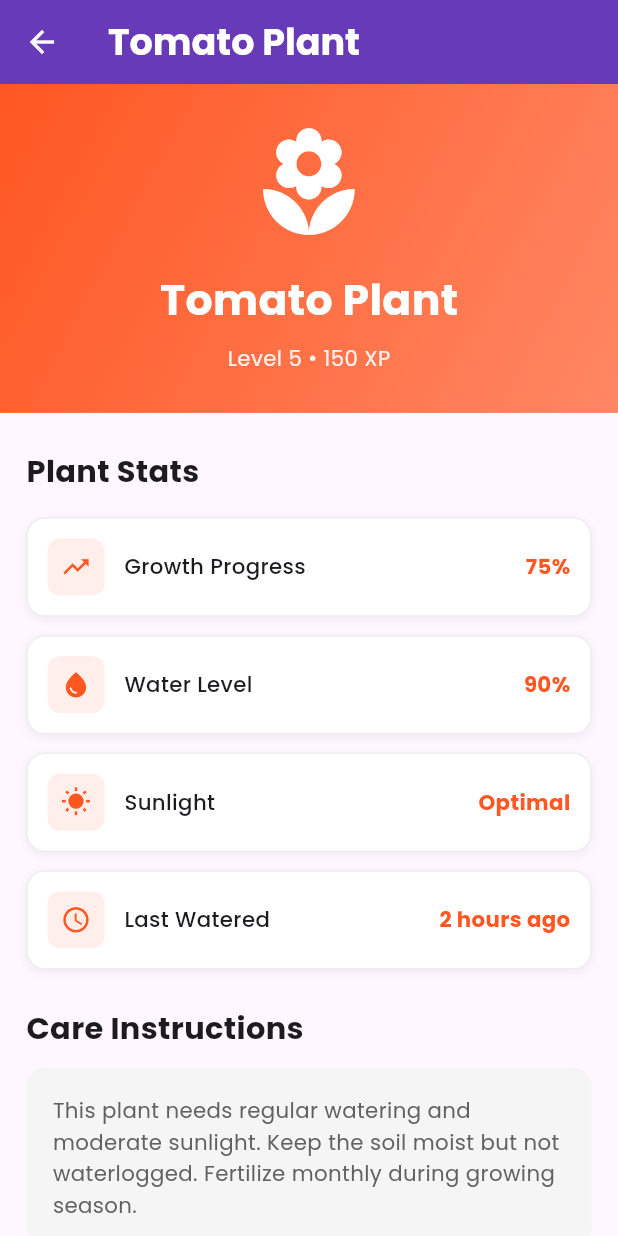
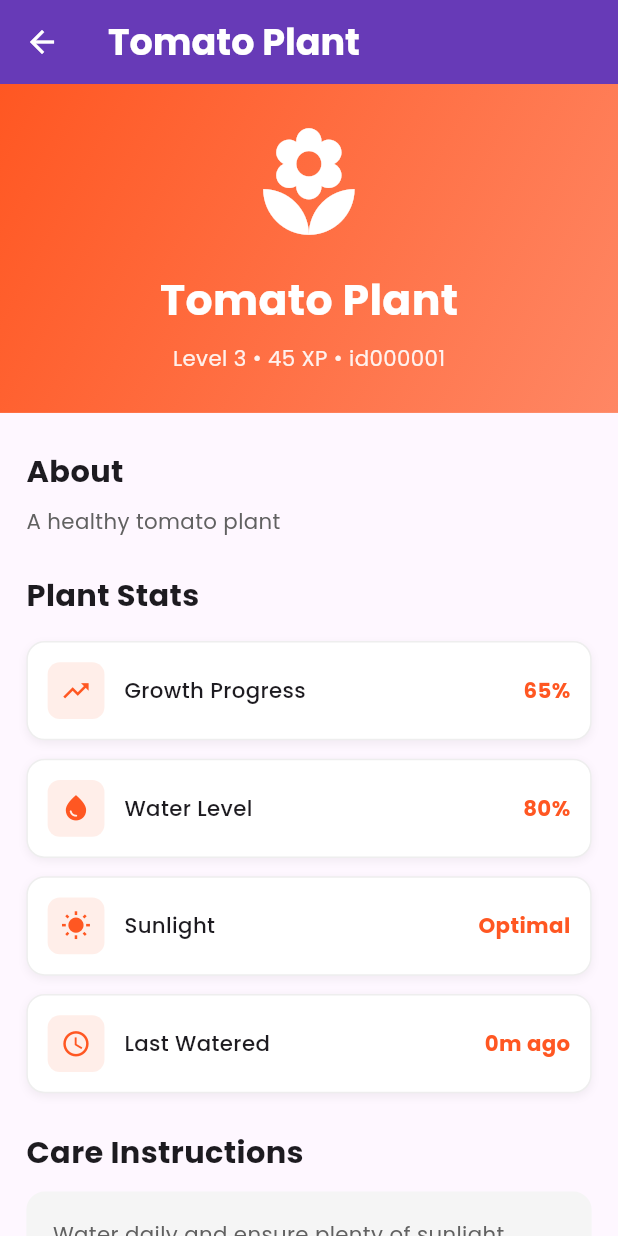
Before and after one commit to ahmxdhijazi/Flourish, a Flutter app: the screen it shows once a user with an empty profile is signed in, after a tap on the "add circle outline" icon, after a tap on "Tomato Plant", on a phone screen of 412 x 824 dp. Run offline on Flutter 3.47's test engine with Material 3 defaults, Android fonts, the phone set to English and light mode, and no system bars; our stand-ins replace camera, cloud_firestore, firebase_auth, firebase_core, firebase_storage, flutter_screenutil and 3 more; missing offline and left inert: forui; accounts and stored records are empty.

```diff
--- a/wecookedsase/lib/login.dart
+++ b/wecookedsase/lib/login.dart
@@ -149,9 +149,8 @@ class _LoginScreenState extends State<LoginScreen> {
         password: password,
       );
 
-      if (mounted) {
-        Navigator.of(context).pop(); // Return to previous screen after login
-      }
+      // No need to navigate - AuthWrapper will handle it automatically
+      // when it detects the auth state change
     } on FirebaseAuthException catch (e) {
       debugPrint('Firebase Auth Exception details:');
       debugPrint('Code: ${e.code}');
--- a/wecookedsase/lib/main.dart
+++ b/wecookedsase/lib/main.dart
@@ -1,5 +1,5 @@
 import 'package:flutter/material.dart';
-import 'screen/camera_screen.dart';
+import 'screen/plant_photo_selector.dart';
 import 'package:velocity_x/velocity_x.dart';
 import 'package:flutter_screenutil/flutter_screenutil.dart';
 import 'package:google_fonts/google_fonts.dart';
@@ -107,7 +107,7 @@ class _MainNavigationState extends State<MainNavigation> {
         onPressed: () {
           Navigator.push(
             context,
-            MaterialPageRoute(builder: (context) => const CameraScreen()),
+            MaterialPageRoute(builder: (context) => const PlantPhotoSelector()),
           );
         },
         backgroundColor: Colors.deepPurple,
@@ -432,9 +432,20 @@ class _HomeScreenState extends State<HomeScreen> {
           context,
           MaterialPageRoute(
             builder: (context) => PlantsPage(
+              plantId: plant.id,
               plantName: plant.name,
               plantIcon: Icons.local_florist,
               plantColor: color,
+              plantDescription: plant.description,
+              plantLevel: plant.level,
+              plantXp: plant.xp,
+              plantGrowthProgress: plant.growthProgress,
+              plantWaterLevel: plant.waterLevel,
+              plantSunlight: plant.sunlight,
+              plantLastWatered: plant.lastWatered,
+              plantCareInstructions: plant.careInstructions,
+              plantCreatedAt: plant.createdAt,
+              plantUpdatedAt: plant.updatedAt,
             ),
           ),
         );
--- a/wecookedsase/lib/pages/plants_page.dart
+++ b/wecookedsase/lib/pages/plants_page.dart
@@ -3,15 +3,40 @@ import 'package:flutter_screenutil/flutter_screenutil.dart';
 import 'package:google_fonts/google_fonts.dart';
 
 class PlantsPage extends StatelessWidget {
+  // Plant identification
+  final String? plantId;
   final String plantName;
   final IconData plantIcon;
   final Color plantColor;
 
+  // Plant stats
+  final String plantDescription;
+  final int plantLevel;
+  final int plantXp;
+  final double plantGrowthProgress;
+  final double plantWaterLevel;
+  final String plantSunlight;
+  final DateTime plantLastWatered;
+  final String plantCareInstructions;
+  final DateTime plantCreatedAt;
+  final DateTime plantUpdatedAt;
+
   const PlantsPage({
     super.key,
+    this.plantId,
     required this.plantName,
     required this.plantIcon,
     required this.plantColor,
+    required this.plantDescription,
+    required this.plantLevel,
+    required this.plantXp,
+    required this.plantGrowthProgress,
+    required this.plantWaterLevel,
+    required this.plantSunlight,
+    required this.plantLastWatered,
+    required this.plantCareInstructions,
+    required this.plantCreatedAt,
+    required this.plantUpdatedAt,
   });
 
   @override
@@ -65,7 +90,7 @@ class PlantsPage extends StatelessWidget {
                   ),
                   SizedBox(height: 8.h),
                   Text(
-                    'Level 5 • 150 XP',
+                    'Level $plantLevel • $plantXp XP • $plantId',
                     style: GoogleFonts.poppins(
                       fontSize: 14.sp,
                       color: Colors.white.withValues(alpha: 0.9),
@@ -76,6 +101,34 @@ class PlantsPage extends StatelessWidget {
             ),
 
             SizedBox(height: 24.h),
+
+            // Plant Description
+            if (plantDescription.isNotEmpty)
+              Padding(
+                padding: EdgeInsets.symmetric(horizontal: 16.w),
+                child: Column(
+                  crossAxisAlignment: CrossAxisAlignment.start,
+                  children: [
+                    Text(
+                      'About',
+                      style: GoogleFonts.poppins(
+                        fontSize: 20.sp,
+                        fontWeight: FontWeight.bold,
+                      ),
+                    ),
+                    SizedBox(height: 8.h),
+                    Text(
+                      plantDescription,
+                      style: GoogleFonts.poppins(
+                        fontSize: 14.sp,
+                        color: Colors.grey.shade700,
+                        height: 1.5,
+                      ),
+                    ),
+                    SizedBox(height: 24.h),
+                  ],
+                ),
+              ),
 
             // Plant Stats
             Padding(
@@ -91,13 +144,13 @@ class PlantsPage extends StatelessWidget {
                     ),
                   ),
                   SizedBox(height: 16.h),
-                  _buildStatRow('Growth Progress', '75%', Icons.trending_up),
+                  _buildStatRow('Growth Progress', '${(plantGrowthProgress * 100).toStringAsFixed(0)}%', Icons.trending_up),
                   SizedBox(height: 12.h),
-                  _buildStatRow('Water Level', '90%', Icons.water_drop),
+                  _buildStatRow('Water Level', '${(plantWaterLevel * 100).toStringAsFixed(0)}%', Icons.water_drop),
                   SizedBox(height: 12.h),
-                  _buildStatRow('Sunlight', 'Optimal', Icons.wb_sunny),
+                  _buildStatRow('Sunlight', plantSunlight, Icons.wb_sunny),
                   SizedBox(height: 12.h),
-                  _buildStatRow('Last Watered', '2 hours ago', Icons.schedule),
+                  _buildStatRow('Last Watered', _formatDate(plantLastWatered), Icons.schedule),
                 ],
               ),
             ),
@@ -125,9 +178,7 @@ class PlantsPage extends StatelessWidget {
                       borderRadius: BorderRadius.circular(12.r),
                     ),
                     child: Text(
-                      'This plant needs regular watering and moderate sunlight. '
-                      'Keep the soil moist but not waterlogged. '
-                      'Fertilize monthly during growing season.',
+                      plantCareInstructions,
                       style: GoogleFonts.poppins(
                         fontSize: 14.sp,
                         color: Colors.grey.shade700,
@@ -248,4 +299,22 @@ class PlantsPage extends StatelessWidget {
       ),
     );
   }
+
+  String _formatDate(DateTime date) {
+    final now = DateTime.now();
+    final difference = now.difference(date);
+
+    if (difference.inDays == 0) {
+      if (difference.inHours == 0) {
+        return '${difference.inMinutes}m ago';
+      }
+      return '${difference.inHours}h ago';
+    } else if (difference.inDays == 1) {
+      return 'Yesterday';
+    } else if (difference.inDays < 7) {
+      return '${difference.inDays}d ago';
+    } else {
+      return '${date.month}/${date.day}/${date.year}';
+    }
+  }
 }
--- a/wecookedsase/lib/profile_setup.dart
+++ b/wecookedsase/lib/profile_setup.dart
@@ -97,7 +97,9 @@ class _ProfileSetupScreenState extends State<ProfileSetupScreen> {
           displayName: _nameController.text,
           profileImage: _profileImage,
         );
+
         if (mounted) {
+          // Pop back to let AuthWrapper handle navigation to home
           Navigator.of(context).popUntil((route) => route.isFirst);
         }
       }
```
Also changed, not shown: wecookedsase/lib/screen/camera_screen.dart (+15 -2 lines), wecookedsase/lib/screen/plant_photo_selector.dart (added, +267 -0 lines).
